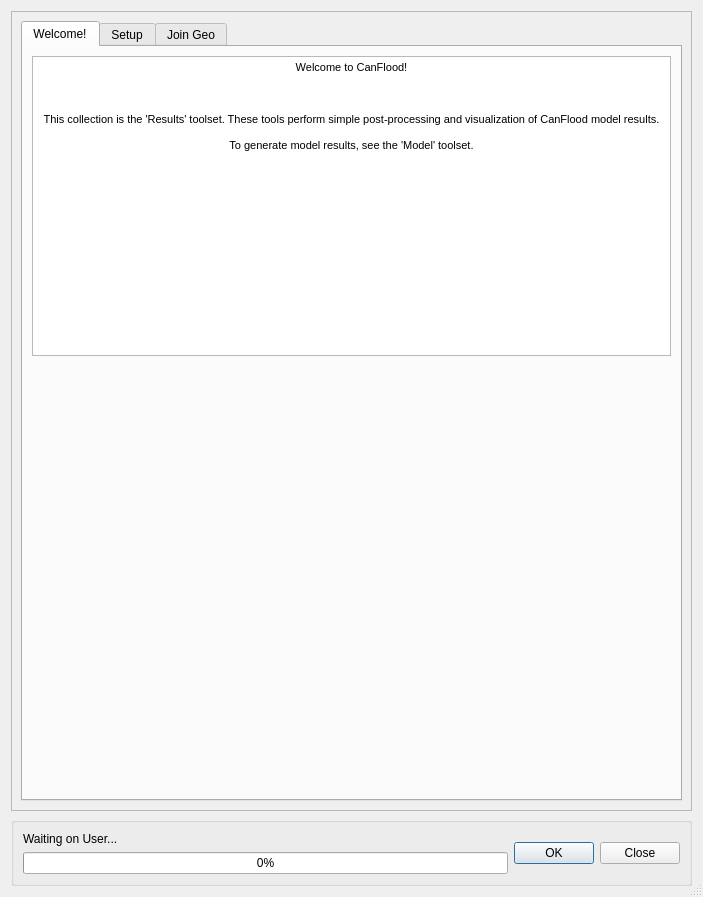
Before: the Qt Designer form canflood/results/results.ui in NRCan/CanFlood, drawn with Qt 5.
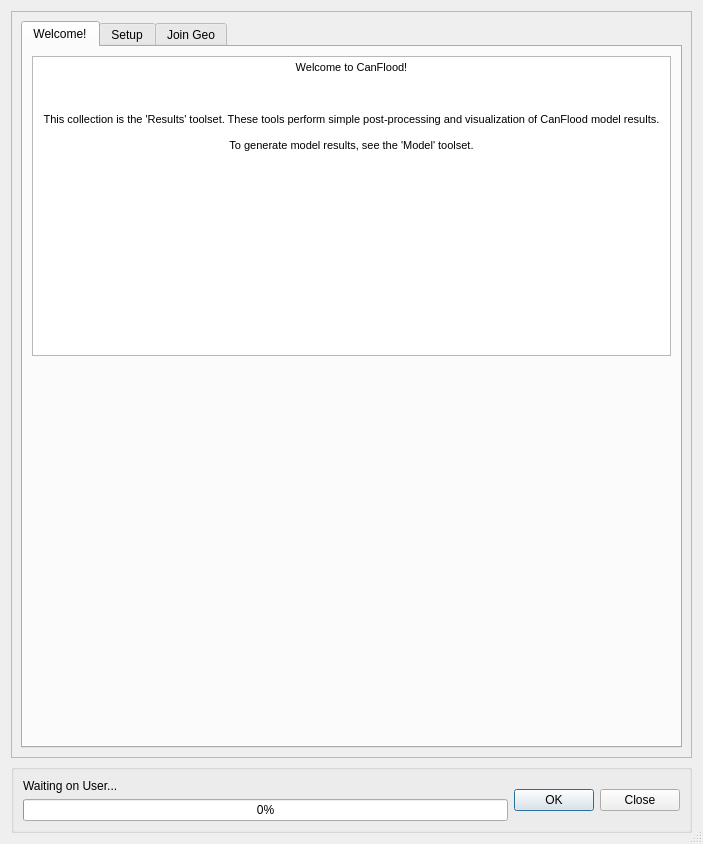
After: the same form once the commit is applied. The open tabs and pages were chosen to show the change. Icons and pictures are not drawn. Custom widgets are drawn as their Qt base class.

What changed in the file:
```diff
--- a/canflood/results/results.ui
+++ b/canflood/results/results.ui
@@ -7,7 +7,7 @@
     <x>0</x>
     <y>0</y>
     <width>703</width>
-    <height>897</height>
+    <height>844</height>
    </rect>
   </property>
   <property name="sizePolicy">
@@ -46,7 +46,7 @@
         <x>0</x>
         <y>0</y>
         <width>683</width>
-        <height>809</height>
+        <height>756</height>
        </rect>
       </property>
       <layout class="QGridLayout" name="gridLayout_5">
```
Left out of the diff: 2 changed lines with no effect on the pictures.
